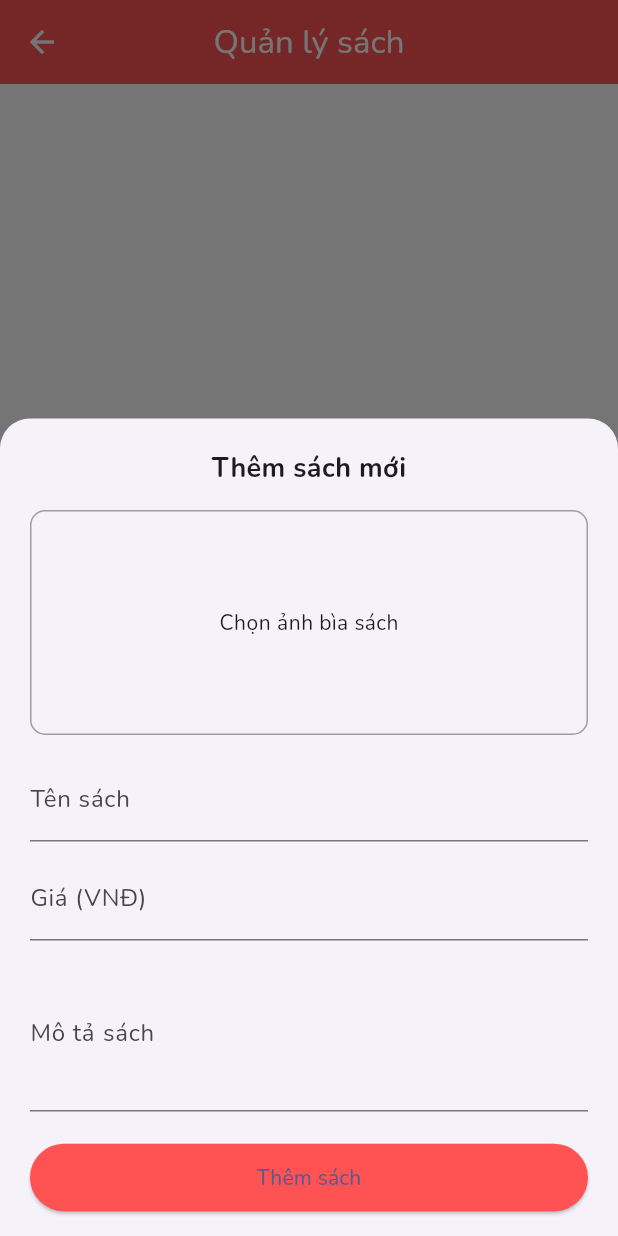
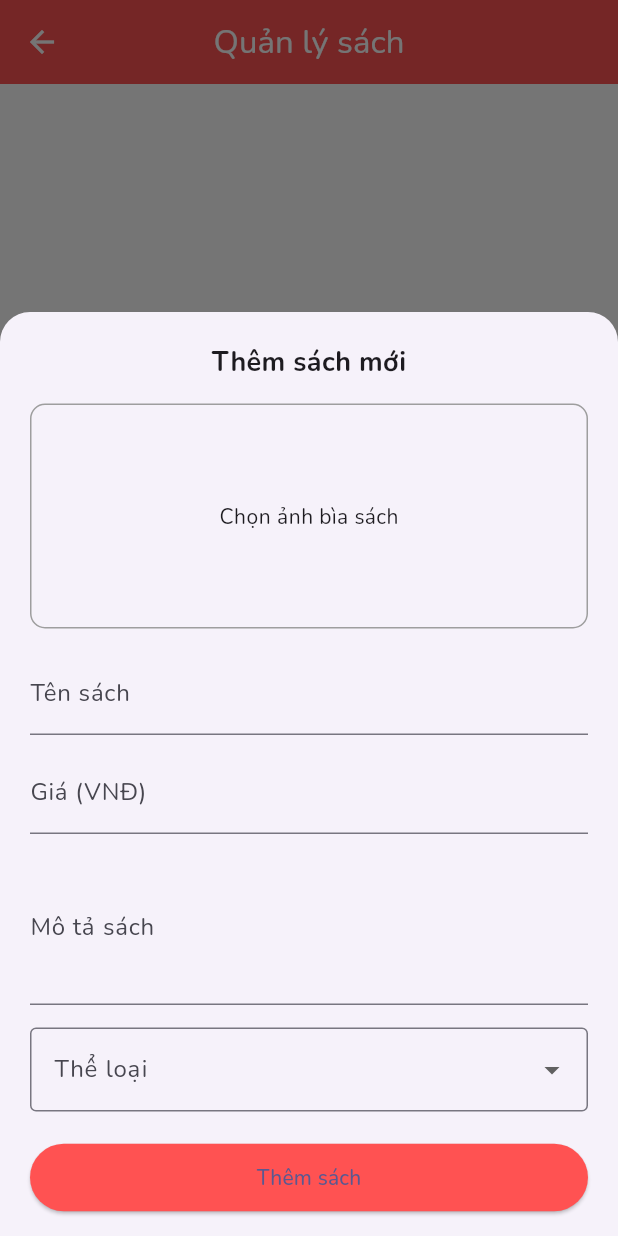
Before and after one commit to HoaiQuy1608/Ung_dung_ban_sach, a Flutter app: the BookManagementScreen screen opened directly, after a tap on the "add" icon, on a phone screen of 412 x 824 dp. Run offline on Flutter 3.47's test engine with Material 3 defaults, Android fonts, the phone set to English and light mode, and no system bars; our stand-ins replace cached_network_image, convex_bottom_bar, flutter_easyloading, google_fonts, image_picker, toastification; accounts and stored records are empty.

Commit message:
cap nhat them the loai trong them sach

```diff
--- a/lib/screen/admin/admin_book.dart
+++ b/lib/screen/admin/admin_book.dart
@@ -13,9 +13,19 @@ class BookManagementScreen extends StatefulWidget {
 class _BookManagementScreenState extends State<BookManagementScreen> {
   final List<Map<String, dynamic>> _books = [];
 
+  // 👉 Danh sách thể loại giả (sau này bạn có thể lấy từ màn hình quản lý thể loại)
+  final List<String> _categories = [
+    'Tiểu thuyết',
+    'Kinh tế',
+    'Tâm lý',
+    'Khoa học',
+    'Thiếu nhi'
+  ];
+
   final _titleController = TextEditingController();
   final _priceController = TextEditingController();
   final _descriptionController = TextEditingController();
+  String? _selectedCategory;
   File? _pickedImage;
   bool _isEditing = false;
   int? _editingIndex;
@@ -47,6 +57,7 @@ class _BookManagementScreenState extends State<BookManagementScreen> {
       _priceController.text = _books[index]['price'].toString();
       _descriptionController.text = _books[index]['description'];
       _pickedImage = _books[index]['image'];
+      _selectedCategory = _books[index]['category'];
       _isEditing = true;
       _editingIndex = index;
     } else {
@@ -54,6 +65,7 @@ class _BookManagementScreenState extends State<BookManagementScreen> {
       _priceController.clear();
       _descriptionController.clear();
       _pickedImage = null;
+      _selectedCategory = null;
       _isEditing = false;
     }
 
@@ -119,7 +131,29 @@ class _BookManagementScreenState extends State<BookManagementScreen> {
                   decoration: const InputDecoration(labelText: 'Mô tả sách'),
                   maxLines: 3,
                 ),
+                const SizedBox(height: 15),
+
+                // 🧾 Dropdown chọn thể loại
+                DropdownButtonFormField<String>(
+                  value: _selectedCategory,
+                  decoration: const InputDecoration(
+                    labelText: 'Thể loại',
+                    border: OutlineInputBorder(),
+                  ),
+                  items: _categories
+                      .map((category) => DropdownMenuItem<String>(
+                            value: category,
+                            child: Text(category),
+                          ))
+                      .toList(),
+                  onChanged: (value) {
+                    setState(() {
+                      _selectedCategory = value;
+                    });
+                  },
+                ),
                 const SizedBox(height: 20),
+
                 ElevatedButton(
                   style: ElevatedButton.styleFrom(
                     backgroundColor: Colors.redAccent,
@@ -129,7 +163,8 @@ class _BookManagementScreenState extends State<BookManagementScreen> {
                     if (_titleController.text.isEmpty ||
                         _priceController.text.isEmpty ||
                         _descriptionController.text.isEmpty ||
-                        _pickedImage == null) {
+                        _pickedImage == null ||
+                        _selectedCategory == null) {
                       _showToast('Vui lòng nhập đầy đủ thông tin', success: false);
                       return;
                     }
@@ -139,6 +174,7 @@ class _BookManagementScreenState extends State<BookManagementScreen> {
                       'price': double.tryParse(_priceController.text) ?? 0.0,
                       'description': _descriptionController.text,
                       'image': _pickedImage,
+                      'category': _selectedCategory,
                     };
 
                     setState(() {
@@ -231,6 +267,11 @@ class _BookManagementScreenState extends State<BookManagementScreen> {
                                 style: const TextStyle(color: Colors.redAccent),
                               ),
                               Text(
+                                book['category'],
+                                style: const TextStyle(fontSize: 12, color: Colors.blueGrey),
+                                overflow: TextOverflow.ellipsis,
+                              ),
+                              Text(
                                 book['description'],
                                 style: const TextStyle(fontSize: 12, color: Colors.black54),
                                 maxLines: 2,
--- a/pubspec.yaml
+++ b/pubspec.yaml
@@ -22,9 +22,9 @@ dependencies:
   badges: ^3.1.2
   flutter_animate: ^4.5.0
   flutter_easyloading: ^3.0.5
-  image_picker: ^1.1.2
+  image_picker: ^1.2.0
   font_awesome_flutter: ^10.10.0
-
+  toastification: ^3.0.3
 dev_dependencies:
   flutter_test:
     sdk: flutter
```
